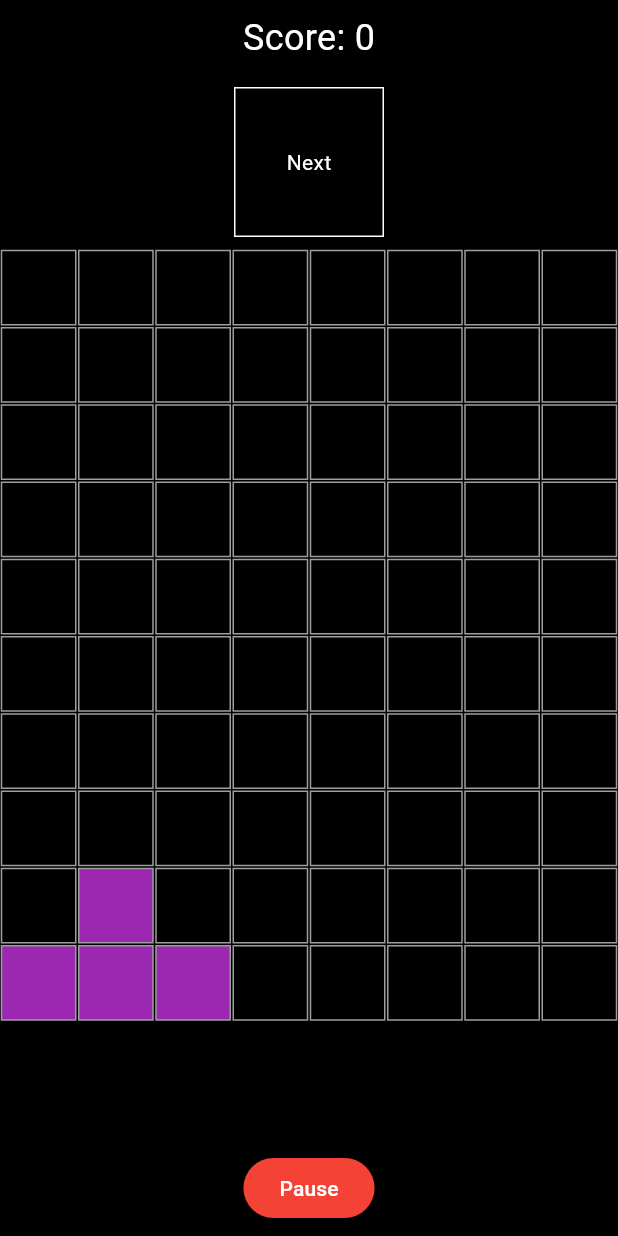
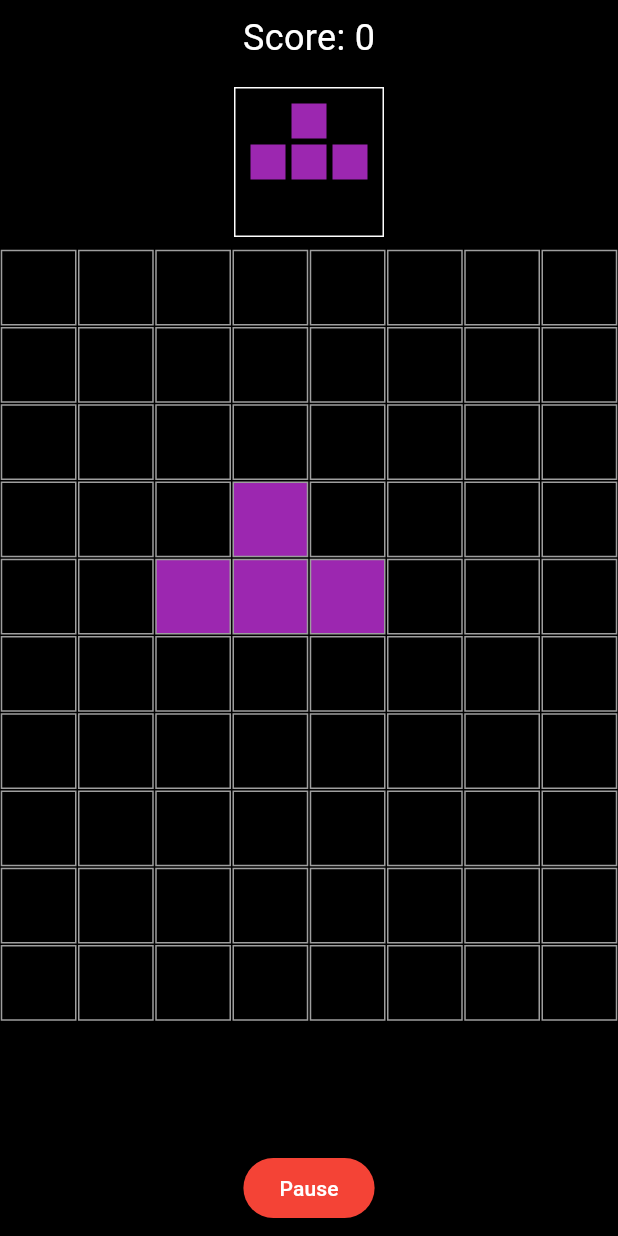
Before and after one commit to Orkkoc/tetris_game, a Flutter app: the screen it shows after launch, after a tap on "Play", on a phone screen of 412 x 824 dp. Run offline on Flutter 3.47's test engine with Material 3 defaults, Android fonts, the phone set to English and light mode, and no system bars; our stand-ins replace shared_preferences.

Commit message:
Generate next tetrişmno and tetrimo preview widget generated

```diff
--- a/lib/screens/game_screen.dart
+++ b/lib/screens/game_screen.dart
@@ -1,6 +1,7 @@
 import 'package:flutter/material.dart';
 import 'package:flutter/scheduler.dart';
 import 'package:tetris_game/models/tetrimino.dart';
+import 'package:tetris_game/widgets/tetrimino_preview.dart';
 
 class GameScreen extends StatefulWidget {
   final int initialScore;
@@ -33,6 +34,7 @@ class _GameScreenState extends State<GameScreen> with TickerProviderStateMixin {
   late List<List<int>> board;
 
   late Tetrimino currentTetrimino;
+  late Tetrimino nextTetrimino;
 
   bool _isCellPartOfTetrimino(int x, int y) {
     // Check if the coordinates fall within the Tetrimino's shape.
@@ -64,6 +66,26 @@ class _GameScreenState extends State<GameScreen> with TickerProviderStateMixin {
     _gameTicker = createTicker(_onTick)..start();
     // Initialize Tetrimino
     currentTetrimino = Tetrimino.random();
+    nextTetrimino = Tetrimino.random(); // Initialize the next Tetrimino
+    _generateNewTetrimino();
+  }
+
+  void _generateNewTetrimino() {
+    setState(() {
+      if (nextTetrimino == null) {
+        // This condition will be true when the game starts
+        // Generate the first Tetrimino for the game start
+        currentTetrimino =
+            Tetrimino.random(position: Offset((boardWidth / 2).floor() - 2, 0));
+        nextTetrimino = Tetrimino.random();
+      } else {
+        // Set current Tetrimino to the next one and generate a new next Tetrimino
+        currentTetrimino = nextTetrimino;
+        nextTetrimino = Tetrimino.random();
+        // Adjust the position of the current Tetrimino to the top center of the board
+        currentTetrimino.setPosition(Offset((boardWidth / 2).floor() - 2, 0));
+      }
+    });
   }
 
   @override
@@ -87,15 +109,6 @@ class _GameScreenState extends State<GameScreen> with TickerProviderStateMixin {
         }
       });
     }
-  }
-
-  void _generateNewTetrimino() {
-    setState(() {
-      // Generate a new Tetrimino and set its starting position.
-      // The starting position is typically at the top of the board, in the middle.
-      currentTetrimino = Tetrimino.random(
-          position: Offset((boardWidth / 2).floor() as double, 0));
-    });
   }
 
   void _togglePause() {
@@ -164,20 +177,7 @@ class _GameScreenState extends State<GameScreen> with TickerProviderStateMixin {
             // Next Tetrimino preview window
             Padding(
               padding: const EdgeInsets.all(8.0),
-              child: Container(
-                width: 100,
-                height: 100,
-                decoration: BoxDecoration(
-                  border: Border.all(color: Colors.white),
-                ),
-                // Placeholder for the next Tetrimino
-                child: const Center(
-                  child: Text(
-                    'Next',
-                    style: TextStyle(color: Colors.white),
-                  ),
-                ),
-              ),
+              child: TetriminoPreview(tetrimino: nextTetrimino),
             ),
 
             // Gameplay Area in the center
--- /dev/null
+++ b/lib/widgets/tetrimino_preview.dart
@@ -0,0 +1,43 @@
+import 'package:flutter/material.dart';
+import 'package:tetris_game/models/tetrimino.dart';
+
+class TetriminoPreview extends StatelessWidget {
+  final Tetrimino tetrimino;
+
+  const TetriminoPreview({Key? key, required this.tetrimino}) : super(key: key);
+
+  @override
+  Widget build(BuildContext context) {
+    // Assuming each Tetrimino's shape is a square matrix
+    int size = tetrimino.shape.length;
+
+    return Container(
+      width: 100,
+      height: 100,
+      padding: EdgeInsets.all(8.0),
+      decoration: BoxDecoration(
+        border: Border.all(color: Colors.white),
+        color: Colors.black, // Background color of the preview area
+      ),
+      child: GridView.builder(
+        itemCount: size * size,
+        gridDelegate: SliverGridDelegateWithFixedCrossAxisCount(
+          crossAxisCount: size,
+        ),
+        itemBuilder: (context, index) {
+          int x = index % size;
+          int y = index ~/ size;
+
+          bool isFilled = tetrimino.shape[y][x] == 1;
+          return Container(
+            margin: EdgeInsets.all(2),
+            decoration: BoxDecoration(
+              color: isFilled ? tetrimino.color : Colors.transparent,
+              border: isFilled ? Border.all(color: tetrimino.color) : null,
+            ),
+          );
+        },
+      ),
+    );
+  }
+}
```
